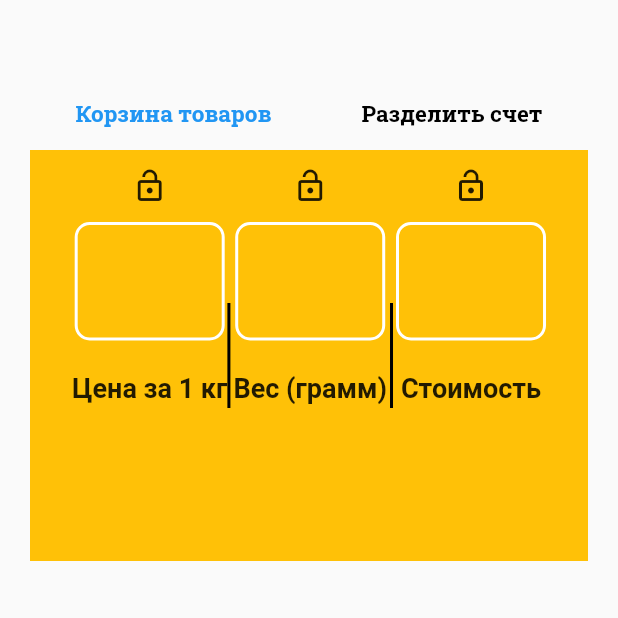
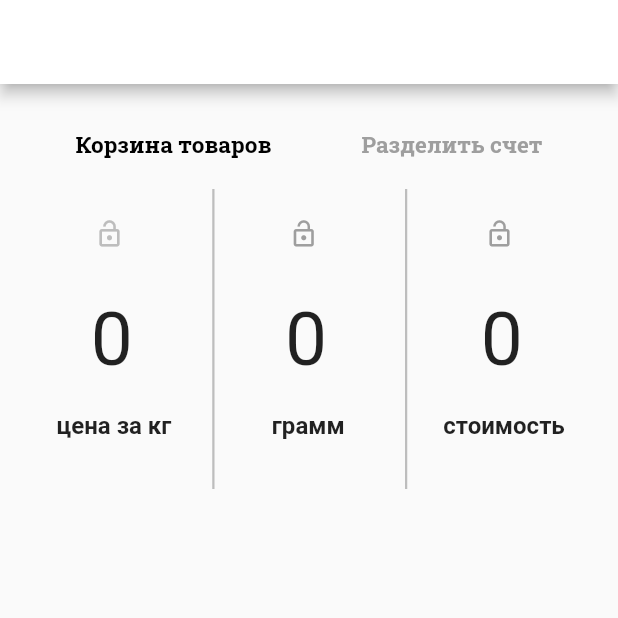
Before and after one commit to Va-dik/Goods_Calculator, a Flutter app: the screen it shows after launch, on a phone screen of 412 x 824 dp, the top half of it. Run offline on Flutter 3.47's test engine with Material 2 defaults, Android fonts, the phone set to English and light mode, and no system bars; our stand-ins replace google_fonts.

Commit message:
new commit

```diff
--- a/lib/first_page.dart
+++ b/lib/first_page.dart
@@ -38,12 +38,12 @@ class _FirstPageState extends State<FirstPage> {
   @override
   Widget build(BuildContext context) {
     return Container(
-        padding: EdgeInsets.only(top: 50),
+        padding: EdgeInsets.only(top: 20),
         child: Column(
           mainAxisAlignment: MainAxisAlignment.start,
           children: [
             Container(
-              padding: EdgeInsets.symmetric(vertical: 5),
+              padding: EdgeInsets.symmetric(vertical: 10),
               child: Row(
                 mainAxisAlignment: MainAxisAlignment.center,
                 children: [
--- a/lib/grams_to_money.dart
+++ b/lib/grams_to_money.dart
@@ -1,6 +1,5 @@
 import 'package:flutter/material.dart';
 import 'package:goods_calculator/localization/locale.dart';
-import "dart:math";
 
 class GramsToMoney extends StatefulWidget {
   const GramsToMoney({Key? key}) : super(key: key);
@@ -10,9 +9,12 @@ class GramsToMoney extends StatefulWidget {
 }
 
 class _GramsToMoneyState extends State<GramsToMoney> {
-  TextEditingController money = TextEditingController();
-  TextEditingController goodsGrams = TextEditingController();
-  TextEditingController goodsPrice = TextEditingController();
+  final TextEditingController _priceController =
+      TextEditingController(text: '0');
+  final TextEditingController _gramsController =
+      TextEditingController(text: '0');
+  final TextEditingController _moneyController =
+      TextEditingController(text: '0');
 
   bool readOnly = false;
   static bool priceLockChecker = false,
@@ -23,88 +25,105 @@ class _GramsToMoneyState extends State<GramsToMoney> {
   Widget build(BuildContext context) {
     Icon priceLockIcon = priceLockChecker
         ? Icon(Icons.lock_outline, color: Colors.orange[900])
-        : const Icon(Icons.lock_open);
+        : Icon(Icons.lock_open, color: Colors.grey[400]);
     Icon gramsLockIcon = gramsLockChecker
         ? Icon(Icons.lock_outline, color: Colors.orange[900])
-        : const Icon(Icons.lock_open);
+        : const Icon(Icons.lock_open, color: Colors.grey);
     Icon moneyLockIcon = moneyLockChecker
         ? Icon(Icons.lock_outline, color: Colors.orange[900])
-        : const Icon(Icons.lock_open);
+        : const Icon(Icons.lock_open, color: Colors.grey);
 
     return Container(
-      color: Colors.amber,
-      margin: EdgeInsets.only(left: 20, right: 20, bottom: 450),
       child: Row(mainAxisAlignment: MainAxisAlignment.center, children: [
         //Price column
         Column(
           children: [
             //Lock price
             IconButton(
+              alignment: Alignment(-0.5, 1),
               splashRadius: 0.1,
               onPressed: () {
                 setState(() {
                   priceLockChecker = !priceLockChecker;
                 });
               },
-                icon: priceLockIcon),
+              icon: priceLockIcon,
+              iconSize: 20,
+            ),
             //TextField goods price
             SizedBox(
                 height: 100,
-                width: 100,
-                child: textField(goodsPrice, readOnly)),
+                width: 125,
+                child: textField(_priceController, readOnly)),
             Text(mapa.keys.elementAt(0),
                 style:
-                    const TextStyle(fontSize: 18, fontWeight: FontWeight.bold)),
+                    const TextStyle(fontSize: 16, fontWeight: FontWeight.bold)),
           ],
         ),
 
-        Container(
-            margin: EdgeInsets.only(right: 2),
-            color: Colors.black,
-            height: 70,
-            width: 2),
+        Align(
+          alignment: Alignment.topCenter,
+          child: Container(
+              margin: const EdgeInsets.only(left: 3, bottom: 10),
+              color: Colors.grey[400],
+              height: 200,
+              width: 1.5),
+        ),
         //Grams column
         Column(children: [
           //Lock grams
           IconButton(
+            alignment: Alignment(-0.5, 1),
             splashRadius: 0.1,
             onPressed: () {
               setState(() {
                 gramsLockChecker = !gramsLockChecker;
               });
             },
-              icon: gramsLockIcon),
+            icon: gramsLockIcon,
+            iconSize: 20,
+          ),
           //TextField goods grams
           SizedBox(
-              height: 100, width: 100, child: textField(goodsGrams, readOnly)),
+              height: 100,
+              width: 125,
+              child: textField(_gramsController, readOnly)),
           Text(mapa.keys.elementAt(1),
               style:
-                  const TextStyle(fontSize: 18, fontWeight: FontWeight.bold)),
+                  const TextStyle(fontSize: 16, fontWeight: FontWeight.bold)),
         ]),
 
-        Container(
-            margin: EdgeInsets.symmetric(horizontal: 2),
-            color: Colors.black,
-            height: 70,
-            width: 2),
+        Align(
+          alignment: Alignment.topCenter,
+          child: Container(
+              margin: const EdgeInsets.only(left: 2, right: 2, bottom: 10),
+              color: Colors.grey[400],
+              height: 200,
+              width: 1.5),
+        ),
         //Money column
         Column(
           children: [
             //Lock money
             IconButton(
+              alignment: Alignment(-0.5, 1),
               splashRadius: 0.1,
               onPressed: () {
                 setState(() {
                   moneyLockChecker = !moneyLockChecker;
                 });
               },
-                icon: moneyLockIcon),
+              icon: moneyLockIcon,
+              iconSize: 20,
+            ),
             //TextField money
             SizedBox(
-                height: 100, width: 100, child: textField(money, readOnly)),
+                height: 100,
+                width: 125,
+                child: textField(_moneyController, readOnly)),
             Text(
               mapa.keys.elementAt(2),
-              style: const TextStyle(fontSize: 18, fontWeight: FontWeight.bold),
+              style: const TextStyle(fontSize: 16, fontWeight: FontWeight.bold),
             ),
           ],
         ),
@@ -114,9 +133,10 @@ class _GramsToMoneyState extends State<GramsToMoney> {
 
   void _result() {
     setState(() {
-      if (goodsGrams.text.isNotEmpty && goodsPrice.text.isNotEmpty) {
-        money.text = (double.parse(goodsPrice.value.text) *
-                double.parse(goodsGrams.value.text) /
+      if (_gramsController.text.isNotEmpty &&
+          _priceController.text.isNotEmpty) {
+        _moneyController.text = (double.parse(_priceController.value.text) *
+                double.parse(_gramsController.value.text) /
                 1000)
             .toStringAsFixed(2);
       }
@@ -126,18 +146,18 @@ class _GramsToMoneyState extends State<GramsToMoney> {
   @override
   void initState() {
     super.initState();
-    goodsGrams.addListener(_result);
-    goodsPrice.addListener(_result);
+    _gramsController.addListener(_result);
+    _priceController.addListener(_result);
   }
 
   @override
   void dispose() {
-    goodsGrams.dispose();
-    goodsPrice.dispose();
+    _gramsController.dispose();
+    _priceController.dispose();
     super.dispose();
   }
 
-  Widget textField(TextEditingController controller, bool readOnly) {
+  Widget textField(TextEditingController _controller, bool _readOnly) {
     return TextField(
       keyboardType: TextInputType.number,
       textAlign: TextAlign.center,
@@ -145,40 +165,32 @@ class _GramsToMoneyState extends State<GramsToMoney> {
           contentPadding: EdgeInsets.symmetric(vertical: 30),
           fillColor: Colors.white,
           filled: false,
-        enabledBorder: OutlineInputBorder(
-          borderRadius: BorderRadius.all(Radius.circular(10)),
-          borderSide: BorderSide(color: Colors.white, width: 2),
-        ),
-        // and add this line
-        focusedBorder: OutlineInputBorder(
-          borderRadius: BorderRadius.all(Radius.circular(10)),
-          borderSide: BorderSide(color: Colors.cyan, width: 2),
-        ),
-      ),
-      readOnly: readOnly,
-      controller: controller,
+          border: InputBorder.none),
+      style: TextStyle(fontSize: 50),
+      readOnly: _readOnly,
+      controller: _controller,
       onTap: () {
-        if (controller.text.isNotEmpty &&
+        if (_controller.text.isNotEmpty &&
             _GramsToMoneyState.priceLockChecker == true &&
             _GramsToMoneyState.gramsLockChecker == false) {
-          goodsGrams.clear();
-          money.clear();
-        } else if (controller.text.isNotEmpty &&
+          _gramsController.clear();
+          _moneyController.clear();
+        } else if (_controller.text.isNotEmpty &&
             _GramsToMoneyState.gramsLockChecker == true &&
             _GramsToMoneyState.priceLockChecker == false) {
-          goodsPrice.clear();
-          money.clear();
-        } else if (controller.text.isNotEmpty &&
+          _priceController.clear();
+          _moneyController.clear();
+        } else if (_controller.text.isNotEmpty &&
             _GramsToMoneyState.moneyLockChecker == true) {
-          goodsPrice.clear();
-          goodsGrams.clear();
-        } else if (controller.text.isNotEmpty &&
+          _priceController.clear();
+          _gramsController.clear();
+        } else if (_controller.text.isNotEmpty &&
             _GramsToMoneyState.priceLockChecker == false &&
             _GramsToMoneyState.gramsLockChecker == false &&
             _GramsToMoneyState.moneyLockChecker == false) {
-          goodsPrice.clear();
-          goodsGrams.clear();
-          money.clear();
+          _priceController.clear();
+          _gramsController.clear();
+          _moneyController.clear();
         }
       },
     );
--- a/lib/localization/locale.dart
+++ b/lib/localization/locale.dart
@@ -1,8 +1,7 @@
 Map<String, String> mapa = {
-  "Цена за 1 кг": "Price per 1 kg",
-  "Вес (грамм)": "Weight (grams)",
-  "Стоимость": "Cost",
-  "Корзина товаров" : "Shopping cart",
-  "Разделить счет" : "Split the bill",
-
+  "цена за кг": "price per 1 kg",
+  "грамм": "weight (grams)",
+  "стоимость": "cost",
+  "Корзина товаров": "Shopping cart",
+  "Разделить счет": "Split the bill",
 };
--- a/lib/main.dart
+++ b/lib/main.dart
@@ -1,6 +1,5 @@
 import 'package:flutter/material.dart';
 import 'package:goods_calculator/first_page.dart';
-import 'package:goods_calculator/grams_to_money.dart';
 import 'package:google_fonts/google_fonts.dart';
 
 void main() => runApp(const MyApp());
@@ -28,6 +27,9 @@ class _HomePageState extends State<HomePage> {
   @override
   Widget build(BuildContext context) {
     return Scaffold(
+      appBar: AppBar(
+        backgroundColor: Colors.white,
+      ),
       body: FirstPage(),
     );
   }
--- a/lib/tab_button.dart
+++ b/lib/tab_button.dart
@@ -15,15 +15,15 @@ class TabButton extends StatelessWidget {
     return GestureDetector(
       onTap: onPressed,
       child: Container(
-          padding: const EdgeInsets.symmetric(vertical: 10, horizontal: 30),
+          padding: const EdgeInsets.only(left: 30, right: 30, bottom: 10),
           child: Text(
             "$text",
             style: GoogleFonts.robotoSlab(
               textStyle: TextStyle(
-                fontSize: 15,
+                  fontSize: 15,
                   fontWeight: FontWeight.bold,
                   color:
-                      selectedPage == pageNumber ? Colors.blue : Colors.black),
+                      selectedPage == pageNumber ? Colors.black : Colors.grey),
             ),
           )),
     );
--- a/pubspec.yaml
+++ b/pubspec.yaml
@@ -35,6 +35,7 @@ dependencies:
   # Use with the CupertinoIcons class for iOS style icons.
   cupertino_icons: ^1.0.2
   google_fonts: ^2.3.1
+  provider: ^6.0.2
 
 dev_dependencies:
   flutter_test:
```
Also changed, not shown: pubspec.lock. Lines whose indentation alone changed are shown as unchanged.
